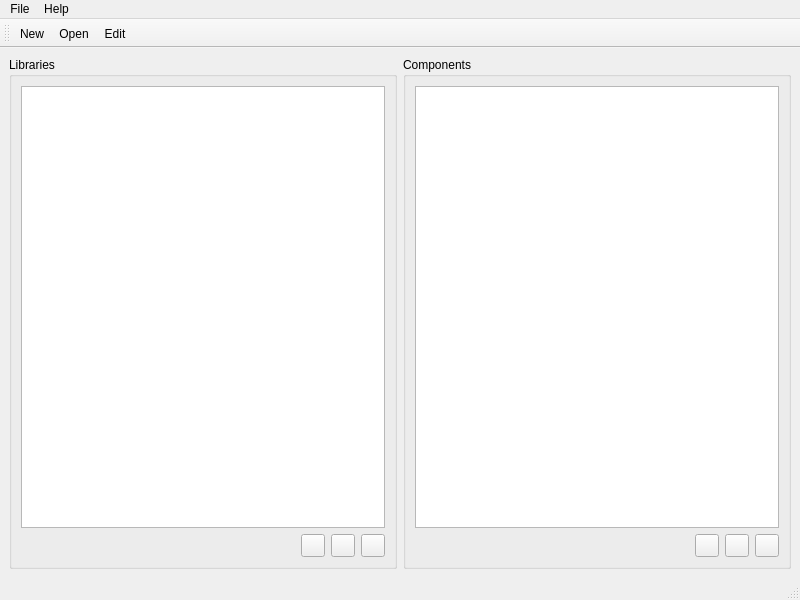
The window that src/pkgs/mainWindow/mainWindow.ui (Electronya/kicad-dbLib-manager) describes before a commit, drawn with Qt 5.
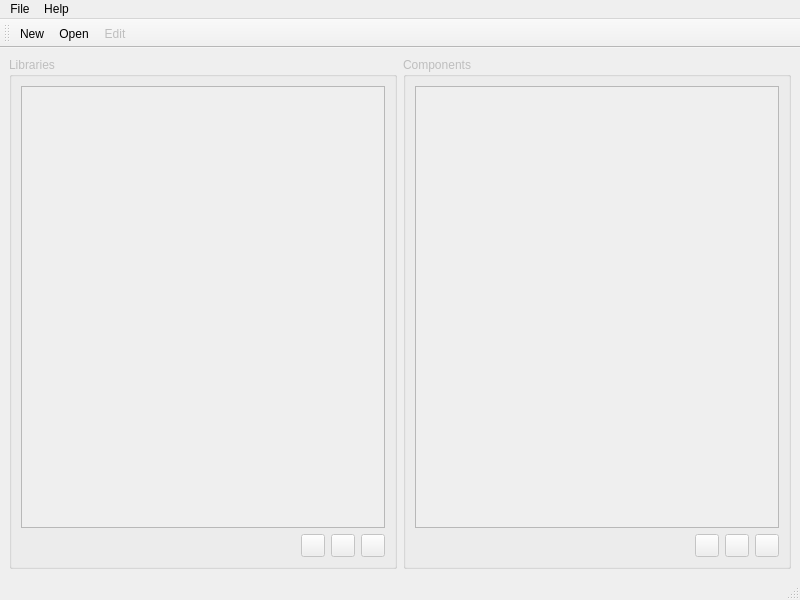
The same window after the commit. Icons and pictures are not drawn.

Commit message: disabling widgets at app start

What changed in the file:
```diff
--- a/src/pkgs/mainWindow/mainWindow.ui
+++ b/src/pkgs/mainWindow/mainWindow.ui
@@ -21,6 +21,9 @@
    <layout class="QGridLayout" name="gridLayout">
     <item row="0" column="0">
      <widget class="QGroupBox" name="libListGroupBox">
+      <property name="enabled">
+       <bool>false</bool>
+      </property>
       <property name="title">
        <string>Libraries</string>
       </property>
@@ -66,6 +69,9 @@
     </item>
     <item row="0" column="1">
      <widget class="QGroupBox" name="compListGroupBox">
+      <property name="enabled">
+       <bool>false</bool>
+      </property>
       <property name="title">
        <string>Components</string>
       </property>
@@ -183,6 +189,9 @@
    </property>
   </action>
   <action name="actionEditDbLib">
+   <property name="enabled">
+    <bool>false</bool>
+   </property>
    <property name="icon">
     <iconset resource="../assets/resources.qrc">
      <normaloff>:/tools/icons/edit.svg</normaloff>:/tools/icons/edit.svg</iconset>
```
The commit also changes 1 other file.
